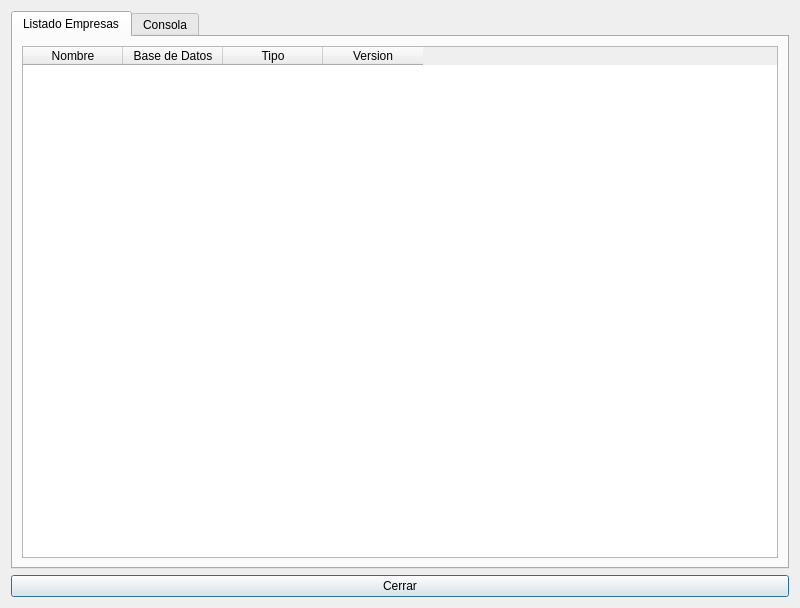
Above: bulmages/bulmasetup/listempresasbase.ui from eboladev/Bulmages-1 before the change. Below: the same form after it.
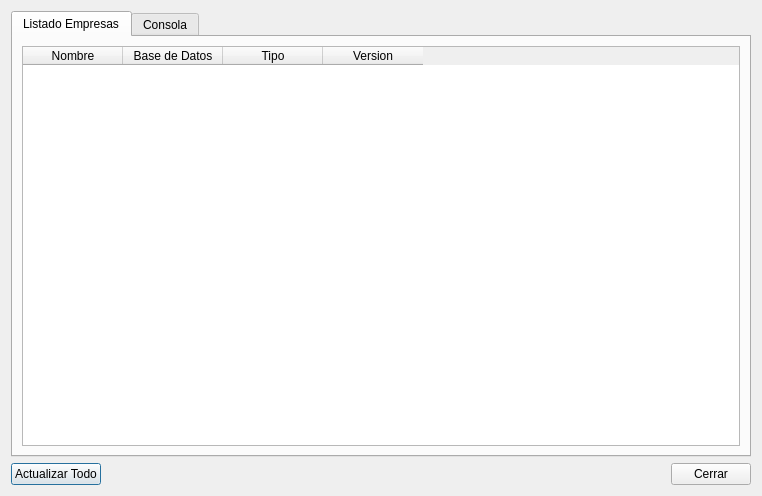
That is the form after the change. Icons and pictures are not drawn.

Commit message: Agrego el botón de actualizar todas las empresas que hace una actualización completa de todas las bases de datos de bulmafact y bulmacont de forma desatendida. Segun sugerencia de Turkill

Diff of the .ui file:
```diff
--- a/bulmages/bulmasetup/listempresasbase.ui
+++ b/bulmages/bulmasetup/listempresasbase.ui
@@ -6,8 +6,8 @@
    <rect>
     <x>0</x>
     <y>0</y>
-    <width>800</width>
-    <height>608</height>
+    <width>762</width>
+    <height>496</height>
    </rect>
   </property>
   <property name="sizePolicy">
@@ -29,8 +29,8 @@
    <iconset resource="resources.qrc">
     <normaloff>:/images/bulmasetup_empresabase.xpm</normaloff>:/images/bulmasetup_empresabase.xpm</iconset>
   </property>
-  <layout class="QVBoxLayout" name="verticalLayout">
-   <item>
+  <layout class="QGridLayout" name="gridLayout_3">
+   <item row="0" column="0">
     <widget class="QTabWidget" name="tabWidget">
      <property name="currentIndex">
       <number>0</number>
@@ -144,6 +144,32 @@
      </widget>
     </widget>
    </item>
+   <item row="1" column="0">
+    <layout class="QHBoxLayout" name="horizontalLayout">
+     <item>
+      <widget class="QPushButton" name="mui_actualizar">
+       <property name="text">
+        <string>Actualizar Todo</string>
+       </property>
+       <property name="icon">
+        <iconset resource="resources.qrc">
+         <normaloff>:/images/bulmasetup_aceptar.xpm</normaloff>:/images/bulmasetup_aceptar.xpm</iconset>
+       </property>
+      </widget>
+     </item>
+     <item>
+      <spacer name="horizontalSpacer">
+       <property name="orientation">
+        <enum>Qt::Horizontal</enum>
+       </property>
+       <property name="sizeHint" stdset="0">
+        <size>
+         <width>40</width>
+         <height>20</height>
+        </size>
+       </property>
+      </spacer>
+     </item>
    <item>
     <widget class="QPushButton" name="mui_cancelar">
      <property name="text">
@@ -154,6 +180,8 @@
        <normaloff>:/images/bulmasetup_exit.png</normaloff>:/images/bulmasetup_exit.png</iconset>
      </property>
     </widget>
+     </item>
+    </layout>
    </item>
   </layout>
  </widget>
```
Lines whose indentation alone changed are shown as unchanged. The commit also changes 2 other files.
